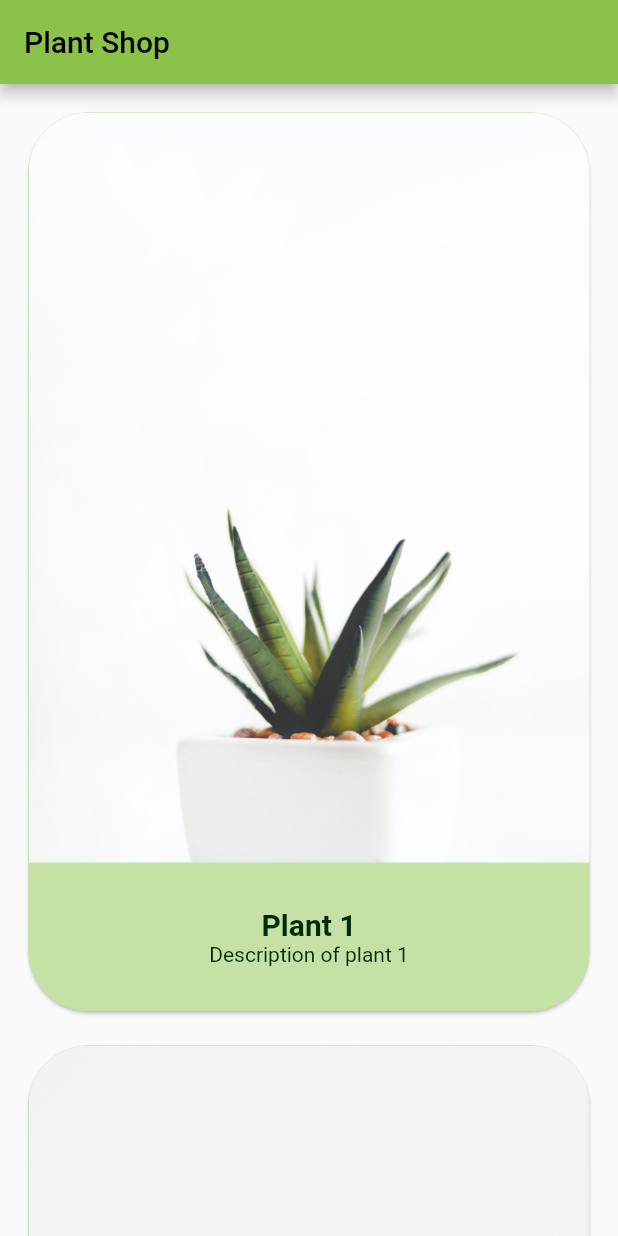
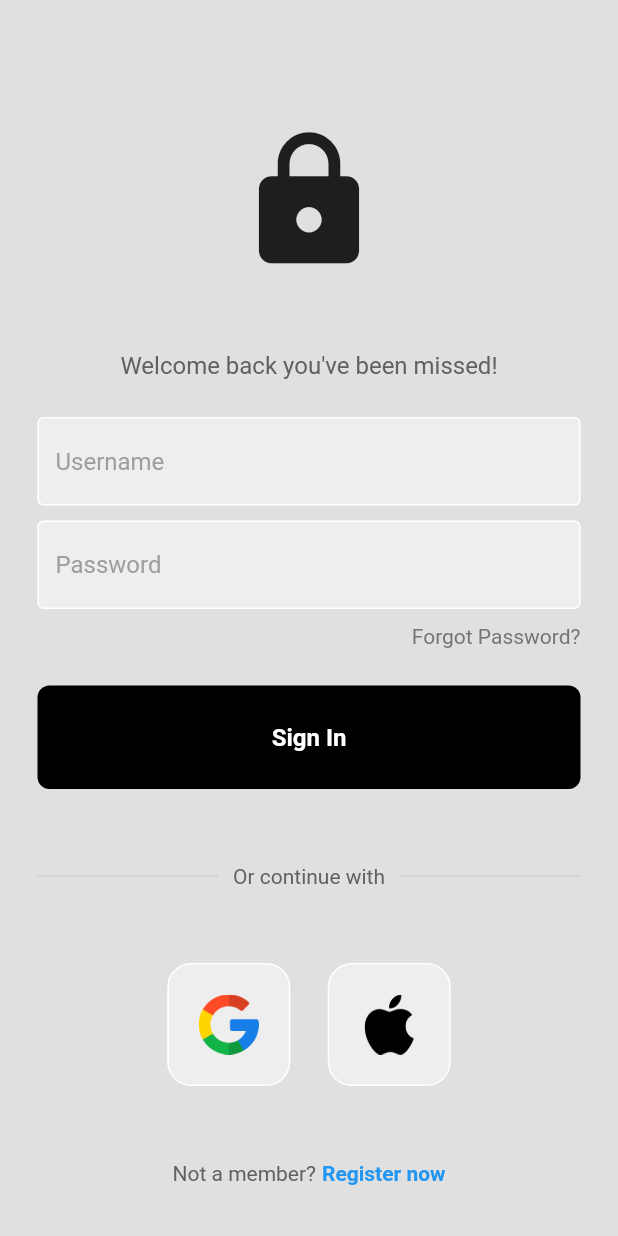
Before and after one commit to hackerboi101/plant_shop_app, a Flutter app: the screen it shows after launch, on a phone screen of 412 x 824 dp. Run offline on Flutter 3.47's test engine with Material 2 defaults, Android fonts, the phone set to English and light mode, and no system bars; our stand-ins replace firebase_core; accounts and stored records are empty.

Commit message:
Login page

```diff
--- /dev/null
+++ b/lib/components/my_button.dart
@@ -0,0 +1,32 @@
+import 'package:flutter/material.dart';
+
+class MyButton extends StatelessWidget {
+  final Function()? onTap;
+
+  const MyButton({super.key, required this.onTap});
+
+  @override
+  Widget build(BuildContext context) {
+    return GestureDetector(
+      onTap: onTap,
+      child: Container(
+        padding: const EdgeInsets.all(25),
+        margin: const EdgeInsets.symmetric(horizontal: 25),
+        decoration: BoxDecoration(
+          color: Colors.black,
+          borderRadius: BorderRadius.circular(8),
+        ),
+        child: const Center(
+          child: Text(
+            "Sign In",
+            style: TextStyle(
+              color: Colors.white,
+              fontWeight: FontWeight.bold,
+              fontSize: 16,
+            ),
+          ),
+        ),
+      ),
+    );
+  }
+}
--- /dev/null
+++ b/lib/components/my_textfield.dart
@@ -0,0 +1,38 @@
+// ignore_for_file: prefer_typing_uninitialized_variables
+
+import 'package:flutter/material.dart';
+
+class MyTextField extends StatelessWidget {
+  final controller;
+  final String hintText;
+  final bool obscureText;
+
+  const MyTextField({
+    super.key,
+    required this.controller,
+    required this.hintText,
+    required this.obscureText,
+  });
+
+  @override
+  Widget build(BuildContext context) {
+    return Padding(
+      padding: const EdgeInsets.symmetric(horizontal: 25.0),
+      child: TextField(
+        controller: controller,
+        obscureText: obscureText,
+        decoration: InputDecoration(
+            enabledBorder: const OutlineInputBorder(
+              borderSide: BorderSide(color: Colors.white),
+            ),
+            focusedBorder: OutlineInputBorder(
+              borderSide: BorderSide(color: Colors.grey.shade400),
+            ),
+            fillColor: Colors.grey.shade200,
+            filled: true,
+            hintText: hintText,
+            hintStyle: TextStyle(color: Colors.grey[500])),
+      ),
+    );
+  }
+}
--- /dev/null
+++ b/lib/components/square_tile.dart
@@ -0,0 +1,27 @@
+// ignore_for_file: prefer_const_constructors
+
+import 'package:flutter/material.dart';
+
+class SquareTile extends StatelessWidget {
+  final String imagePath;
+  const SquareTile({
+    super.key,
+    required this.imagePath,
+  });
+
+  @override
+  Widget build(BuildContext context) {
+    return Container(
+      padding: EdgeInsets.all(20),
+      decoration: BoxDecoration(
+        border: Border.all(color: Colors.white),
+        borderRadius: BorderRadius.circular(16),
+        color: Colors.grey[200],
+      ),
+      child: Image.asset(
+        imagePath,
+        height: 40,
+      ),
+    );
+  }
+}
--- a/lib/description_page.dart
+++ b/lib/description_page.dart
@@ -1,7 +1,7 @@
 // ignore_for_file: prefer_const_constructors, use_key_in_widget_constructors, prefer_const_constructors_in_immutables
 
 import 'package:flutter/material.dart';
-import 'package:plant_shop_app/main.dart';
+import 'package:plant_shop_app/home_page.dart';
 
 class DescriptionPage extends StatelessWidget {
   final Plant plant;
--- /dev/null
+++ b/lib/home_page.dart
@@ -0,0 +1,192 @@
+// ignore_for_file: prefer_const_constructors
+
+import 'package:flutter/material.dart';
+import 'package:plant_shop_app/description_page.dart';
+
+class Plant {
+  final String name;
+  final String description;
+  final double price;
+  final String image;
+
+  Plant(
+      {required this.name,
+      required this.description,
+      required this.price,
+      required this.image});
+}
+
+class HomePage extends StatelessWidget {
+  final List<Plant> plants = [
+    Plant(
+      name: 'Plant 1',
+      description: 'Description of plant 1',
+      price: 10.0,
+      image: 'assets/plant1.jpg',
+    ),
+    Plant(
+      name: 'Plant 2',
+      description: 'Description of plant 2',
+      price: 20.0,
+      image: 'assets/plant2.jpg',
+    ),
+    Plant(
+      name: 'Plant 3',
+      description: 'Description of plant 3',
+      price: 30.0,
+      image: 'assets/plant3.jpg',
+    ),
+    Plant(
+      name: 'Plant 4',
+      description: 'Description of plant 4',
+      price: 40.0,
+      image: 'assets/plant4.jpg',
+    ),
+    Plant(
+      name: 'Plant 5',
+      description: 'Description of plant 5',
+      price: 50.0,
+      image: 'assets/plant5.jpg',
+    ),
+    Plant(
+      name: 'Plant 6',
+      description: 'Description of plant 6',
+      price: 60.0,
+      image: 'assets/plant6.jpg',
+    ),
+    Plant(
+      name: 'Plant 7',
+      description: 'Description of plant 7',
+      price: 20.0,
+      image: 'assets/plant7.jpg',
+    ),
+    Plant(
+      name: 'Plant 8',
+      description: 'Description of plant 8',
+      price: 30.0,
+      image: 'assets/plant8.jpg',
+    ),
+    Plant(
+      name: 'Plant 9',
+      description: 'Description of plant 9',
+      price: 20.0,
+      image: 'assets/plant9.jpg',
+    ),
+    Plant(
+      name: 'Plant 10',
+      description: 'Description of plant 10',
+      price: 40.0,
+      image: 'assets/plant10.jpg',
+    ),
+    Plant(
+      name: 'Plant 11',
+      description: 'Description of plant 11',
+      price: 50.0,
+      image: 'assets/plant11.jpg',
+    ),
+    Plant(
+      name: 'Plant 12',
+      description: 'Description of plant 12',
+      price: 10.0,
+      image: 'assets/plant12.jpg',
+    ),
+    Plant(
+      name: 'Plant 13',
+      description: 'Description of plant 13',
+      price: 60.0,
+      image: 'assets/plant13.jpg',
+    ),
+    Plant(
+      name: 'Plant 14',
+      description: 'Description of plant 14',
+      price: 20.0,
+      image: 'assets/plant14.jpg',
+    ),
+    Plant(
+      name: 'Plant 15',
+      description: 'Description of plant 15',
+      price: 50.0,
+      image: 'assets/plant15.jpg',
+    ),
+    Plant(
+      name: 'Plant 16',
+      description: 'Description of plant 16',
+      price: 30.0,
+      image: 'assets/plant16.jpg',
+    ),
+  ];
+
+  HomePage({super.key});
+
+  @override
+  Widget build(BuildContext context) {
+    return Scaffold(
+      appBar: AppBar(
+        title: Text('Plant Shop'),
+      ),
+      body: ListView.builder(
+        itemCount: plants.length,
+        itemBuilder: (context, index) {
+          return Padding(
+            padding: const EdgeInsets.only(top: 15, left: 15, right: 15),
+            child: Card(
+              shape: RoundedRectangleBorder(
+                  borderRadius: BorderRadius.circular(40)),
+              color: Colors.lightGreen[200],
+              child: Column(
+                children: [
+                  Container(
+                    height: 500.0,
+                    width: 500.0,
+                    decoration: BoxDecoration(
+                      image: DecorationImage(
+                        image: AssetImage(plants[index].image),
+                        fit: BoxFit.cover,
+                      ),
+                      borderRadius: BorderRadius.only(
+                        topLeft: Radius.circular(40),
+                        topRight: Radius.circular(40),
+                      ),
+                    ),
+                  ),
+                  ListTile(
+                    shape: RoundedRectangleBorder(
+                        borderRadius: BorderRadius.circular(40)),
+                    title: Center(
+                      child: Text(
+                        plants[index].name,
+                        style: TextStyle(
+                            fontSize: 20,
+                            fontWeight: FontWeight.bold,
+                            color: Color.fromARGB(255, 2, 42, 5)),
+                      ),
+                    ),
+                    subtitle: Center(
+                      child: Text(
+                        plants[index].description,
+                        style: TextStyle(color: Color.fromARGB(255, 2, 42, 5)),
+                      ),
+                    ),
+                    tileColor: Colors.lightGreen[200],
+                    onTap: () {
+                      Navigator.push(
+                        context,
+                        MaterialPageRoute(
+                          builder: (context) => DescriptionPage(
+                            plant: plants[index],
+                          ),
+                        ),
+                      );
+                    },
+                    horizontalTitleGap: 10,
+                    minVerticalPadding: 30,
+                  ),
+                ],
+              ),
+            ),
+          );
+        },
+      ),
+    );
+  }
+}
--- /dev/null
+++ b/lib/login_page.dart
@@ -0,0 +1,125 @@
+import 'package:flutter/material.dart';
+import 'package:plant_shop_app/components/my_button.dart';
+import 'package:plant_shop_app/components/my_textfield.dart';
+import 'package:plant_shop_app/components/square_tile.dart';
+
+class LoginPage extends StatelessWidget {
+  LoginPage({super.key});
+
+  final usernameController = TextEditingController();
+  final passwordController = TextEditingController();
+
+  void signUserIn() {}
+
+  @override
+  Widget build(BuildContext context) {
+    return Scaffold(
+      backgroundColor: Colors.grey[300],
+      body: SafeArea(
+        child: Center(
+          child: Column(
+            mainAxisAlignment: MainAxisAlignment.center,
+            children: [
+              const SizedBox(height: 50),
+              const Icon(
+                Icons.lock,
+                size: 100,
+              ),
+              const SizedBox(height: 50),
+              Text(
+                'Welcome back you\'ve been missed!',
+                style: TextStyle(
+                  color: Colors.grey[700],
+                  fontSize: 16,
+                ),
+              ),
+              const SizedBox(height: 25),
+              MyTextField(
+                controller: usernameController,
+                hintText: 'Username',
+                obscureText: false,
+              ),
+              const SizedBox(height: 10),
+              MyTextField(
+                controller: passwordController,
+                hintText: 'Password',
+                obscureText: true,
+              ),
+              const SizedBox(height: 10),
+              Padding(
+                padding: const EdgeInsets.symmetric(horizontal: 25.0),
+                child: Row(
+                  mainAxisAlignment: MainAxisAlignment.end,
+                  children: [
+                    Text(
+                      'Forgot Password?',
+                      style: TextStyle(color: Colors.grey[600]),
+                    ),
+                  ],
+                ),
+              ),
+              const SizedBox(height: 25),
+              MyButton(
+                onTap: signUserIn,
+              ),
+              const SizedBox(height: 50),
+              Padding(
+                padding: const EdgeInsets.symmetric(horizontal: 25.0),
+                child: Row(
+                  children: [
+                    Expanded(
+                      child: Divider(
+                        thickness: 0.5,
+                        color: Colors.grey[400],
+                      ),
+                    ),
+                    Padding(
+                      padding: const EdgeInsets.symmetric(horizontal: 10.0),
+                      child: Text(
+                        'Or continue with',
+                        style: TextStyle(color: Colors.grey[700]),
+                      ),
+                    ),
+                    Expanded(
+                      child: Divider(
+                        thickness: 0.5,
+                        color: Colors.grey[400],
+                      ),
+                    ),
+                  ],
+                ),
+              ),
+              const SizedBox(height: 50),
+              Row(
+                mainAxisAlignment: MainAxisAlignment.center,
+                children: const [
+                  SquareTile(imagePath: 'lib/images/google.png'),
+                  SizedBox(width: 25),
+                  SquareTile(imagePath: 'lib/images/apple.png')
+                ],
+              ),
+              const SizedBox(height: 50),
+              Row(
+                mainAxisAlignment: MainAxisAlignment.center,
+                children: [
+                  Text(
+                    'Not a member?',
+                    style: TextStyle(color: Colors.grey[700]),
+                  ),
+                  const SizedBox(width: 4),
+                  const Text(
+                    'Register now',
+                    style: TextStyle(
+                      color: Colors.blue,
+                      fontWeight: FontWeight.bold,
+                    ),
+                  ),
+                ],
+              )
+            ],
+          ),
+        ),
+      ),
+    );
+  }
+}
--- a/lib/main.dart
+++ b/lib/main.dart
@@ -1,10 +1,9 @@
 // ignore_for_file: prefer_const_constructors
 
 import 'package:flutter/material.dart';
-import 'package:plant_shop_app/description_page.dart';
 import 'package:firebase_core/firebase_core.dart';
 import 'firebase_options.dart';
-import 'package:firebase_auth/firebase_auth.dart';
+import 'package:plant_shop_app/login_page.dart';
 
 void main() async {
   WidgetsFlutterBinding.ensureInitialized();
@@ -13,197 +12,9 @@ void main() async {
   );
   runApp(
     MaterialApp(
-      home: HomePage(),
+      home: LoginPage(),
       theme: ThemeData(primarySwatch: Colors.lightGreen),
       debugShowCheckedModeBanner: false,
     ),
   );
 }
-
-class Plant {
-  final String name;
-  final String description;
-  final double price;
-  final String image;
-
-  Plant(
-      {required this.name,
-      required this.description,
-      required this.price,
-      required this.image});
-}
-
-class HomePage extends StatelessWidget {
-  final List<Plant> plants = [
-    Plant(
-      name: 'Plant 1',
-      description: 'Description of plant 1',
-      price: 10.0,
-      image: 'assets/plant1.jpg',
-    ),
-    Plant(
-      name: 'Plant 2',
-      description: 'Description of plant 2',
-      price: 20.0,
-      image: 'assets/plant2.jpg',
-    ),
-    Plant(
-      name: 'Plant 3',
-      description: 'Description of plant 3',
-      price: 30.0,
-      image: 'assets/plant3.jpg',
-    ),
-    Plant(
-      name: 'Plant 4',
-      description: 'Description of plant 4',
-      price: 40.0,
-      image: 'assets/plant4.jpg',
-    ),
-    Plant(
-      name: 'Plant 5',
-      description: 'Description of plant 5',
-      price: 50.0,
-      image: 'assets/plant5.jpg',
-    ),
-    Plant(
-      name: 'Plant 6',
-      description: 'Description of plant 6',
-      price: 60.0,
-      image: 'assets/plant6.jpg',
-    ),
-    Plant(
-      name: 'Plant 7',
-      description: 'Description of plant 7',
-      price: 20.0,
-      image: 'assets/plant7.jpg',
-    ),
-    Plant(
-      name: 'Plant 8',
-      description: 'Description of plant 8',
-      price: 30.0,
-      image: 'assets/plant8.jpg',
-    ),
-    Plant(
-      name: 'Plant 9',
-      description: 'Description of plant 9',
-      price: 20.0,
-      image: 'assets/plant9.jpg',
-    ),
-    Plant(
-      name: 'Plant 10',
-      description: 'Description of plant 10',
-      price: 40.0,
-      image: 'assets/plant10.jpg',
-    ),
-    Plant(
-      name: 'Plant 11',
-      description: 'Description of plant 11',
-      price: 50.0,
-      image: 'assets/plant11.jpg',
-    ),
-    Plant(
-      name: 'Plant 12',
-      description: 'Description of plant 12',
-      price: 10.0,
-      image: 'assets/plant12.jpg',
-    ),
-    Plant(
-      name: 'Plant 13',
-      description: 'Description of plant 13',
-      price: 60.0,
-      image: 'assets/plant13.jpg',
-    ),
-    Plant(
-      name: 'Plant 14',
-      description: 'Description of plant 14',
-      price: 20.0,
-      image: 'assets/plant14.jpg',
-    ),
-    Plant(
-      name: 'Plant 15',
-      description: 'Description of plant 15',
-      price: 50.0,
-      image: 'assets/plant15.jpg',
-    ),
-    Plant(
-      name: 'Plant 16',
-      description: 'Description of plant 16',
-      price: 30.0,
-      image: 'assets/plant16.jpg',
-    ),
-  ];
-
-  HomePage({super.key});
-
-  @override
-  Widget build(BuildContext context) {
-    return Scaffold(
-      appBar: AppBar(
-        title: Text('Plant Shop'),
-      ),
-      body: ListView.builder(
-        itemCount: plants.length,
-        itemBuilder: (context, index) {
-          return Padding(
-            padding: const EdgeInsets.only(top: 15, left: 15, right: 15),
-            child: Card(
-              shape: RoundedRectangleBorder(
-                  borderRadius: BorderRadius.circular(40)),
-              color: Colors.lightGreen[200],
-              child: Column(
-                children: [
-                  Container(
-                    height: 500.0,
-                    width: 500.0,
-                    decoration: BoxDecoration(
-                      image: DecorationImage(
-                        image: AssetImage(plants[index].image),
-                        fit: BoxFit.cover,
-                      ),
-                      borderRadius: BorderRadius.only(
-                        topLeft: Radius.circular(40),
-                        topRight: Radius.circular(40),
-                      ),
-                    ),
-                  ),
-                  ListTile(
-                    shape: RoundedRectangleBorder(
-                        borderRadius: BorderRadius.circular(40)),
-                    title: Center(
-                      child: Text(
-                        plants[index].name,
-                        style: TextStyle(
-                            fontSize: 20,
-                            fontWeight: FontWeight.bold,
-                            color: Color.fromARGB(255, 2, 42, 5)),
-                      ),
-                    ),
-                    subtitle: Center(
-                      child: Text(
-                        plants[index].description,
-                        style: TextStyle(color: Color.fromARGB(255, 2, 42, 5)),
-                      ),
-                    ),
-                    tileColor: Colors.lightGreen[200],
-                    onTap: () {
-                      Navigator.push(
-                        context,
-                        MaterialPageRoute(
-                          builder: (context) => DescriptionPage(
-                            plant: plants[index],
-                          ),
-                        ),
-                      );
-                    },
-                    horizontalTitleGap: 10,
-                    minVerticalPadding: 30,
-                  ),
-                ],
-              ),
-            ),
-          );
-        },
-      ),
-    );
-  }
-}
--- a/pubspec.yaml
+++ b/pubspec.yaml
@@ -76,6 +76,8 @@ flutter:
     - assets/plant14.jpg
     - assets/plant15.jpg
     - assets/plant16.jpg
+    - lib/images/apple.png
+    - lib/images/google.png
 
   # The following line ensures that the Material Icons font is
   # included with your application, so that you can use the icons in
```
Also changed, not shown: google-services.json (deleted, +0 -46 lines), lib/images/apple.png (added), lib/images/google.png (added), 2 other files.
